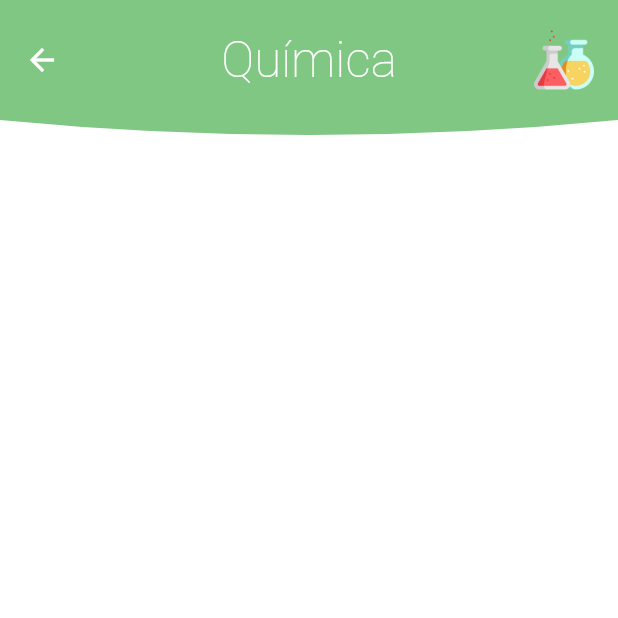
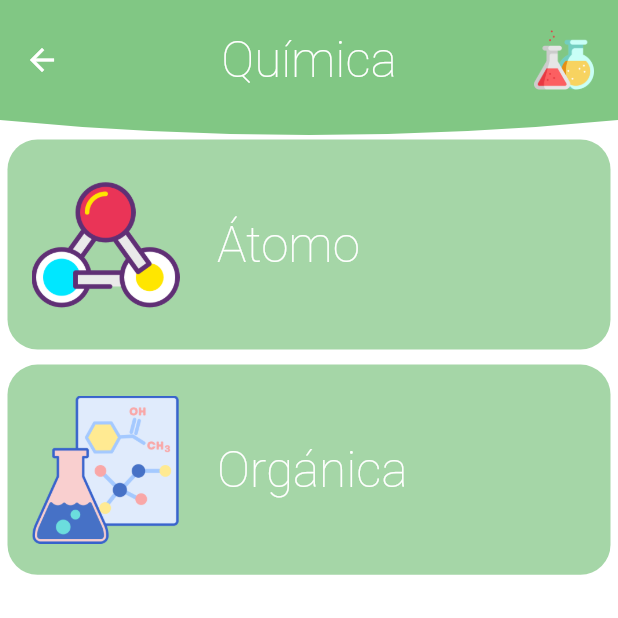
Before and after one commit to JordiDeSanta/PTUFormulas, a Flutter app: the screen it shows after launch, after a tap on "Química", on a phone screen of 412 x 824 dp, the top half of it. Run offline on Flutter 3.47's test engine with Material 2 defaults, Android fonts, the phone set to English and light mode, and no system bars; our stand-ins replace google_mobile_ads; network calls fail.

Commit message:
Quimics Contents

```diff
--- a/lib/src/pages/new_hp.dart
+++ b/lib/src/pages/new_hp.dart
@@ -581,7 +581,7 @@ class _NewHomePageState extends State<NewHomePage> {
                     FormulaButtonArguments(
                       pageName: 'Variación',
                       params: {
-                        Param(name: 'Elementos totales'): 2.0,
+                        Param(name: 'Elementos totales'): 1.0,
                         Param(name: 'Elementos tomados'): 1.0,
                       },
                       formula: (Map<Param, double> m) {
@@ -590,7 +590,8 @@ class _NewHomePageState extends State<NewHomePage> {
 
                         if (n <= 0 || k <= 0 || n < k) return 0.0;
 
-                        return ((factorial(n)) / (factorial(n - k))).toDouble();
+                        return (((factorial(n))) / ((factorial((n - k)))))
+                            .toDouble();
                       },
                     ),
                     FormulaButtonArguments(
@@ -833,11 +834,6 @@ class _NewHomePageState extends State<NewHomePage> {
                   AssetImage('assets/img/mathformulas/clas.png'),
                   null,
                   <FormulaButtonArguments>[],
-                ],
-                'Criterios de Congruencia': [
-                  AssetImage('assets/img/mathformulas/textra.png'),
-                  null,
-                  <FormulaButtonArguments>[]
                 ],
                 'Criterios de Semejanza': [
                   AssetImage('assets/img/mathformulas/sem.png'),
@@ -3002,7 +2998,44 @@ class _NewHomePageState extends State<NewHomePage> {
         route: 'quimics',
         title: 'Química',
         contentsColor: colors.quimics[1],
-        contents: [],
+        contents: [
+          ContentArguments(
+            img: AssetImage('assets/img/atomo.png'),
+            route: 'q',
+            title: 'Átomo',
+            ftColor: colors.quimics[2],
+            formulas: FormulaArguments(
+              tilesColor: colors.quimics[3],
+              formulas: {
+                'Electrón': [
+                  AssetImage('assets/img/formulas/electron.PNG'),
+                  null,
+                  []
+                ],
+                'Protón': [
+                  AssetImage('assets/img/formulas/proton.PNG'),
+                  null,
+                  []
+                ],
+                'Neutrón': [
+                  AssetImage('assets/img/formulas/neutron.PNG'),
+                  null,
+                  []
+                ],
+              },
+            ),
+          ),
+          ContentArguments(
+            img: AssetImage('assets/img/organica.png'),
+            route: 'q',
+            title: 'Orgánica',
+            ftColor: colors.quimics[2],
+            formulas: FormulaArguments(
+              tilesColor: colors.quimics[3],
+              formulas: {},
+            ),
+          ),
+        ],
       ),
     );
   }
```
Also changed, not shown: assets/img/atomo.png (added), assets/img/formulas/electron.PNG (added), assets/img/formulas/neutron.PNG (added), assets/img/formulas/proton.PNG (added), assets/img/organica.png (added).
